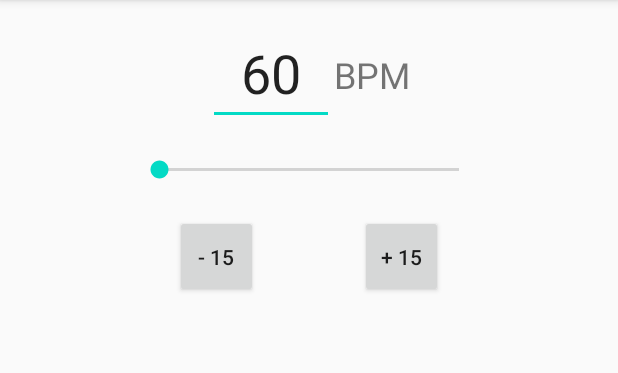
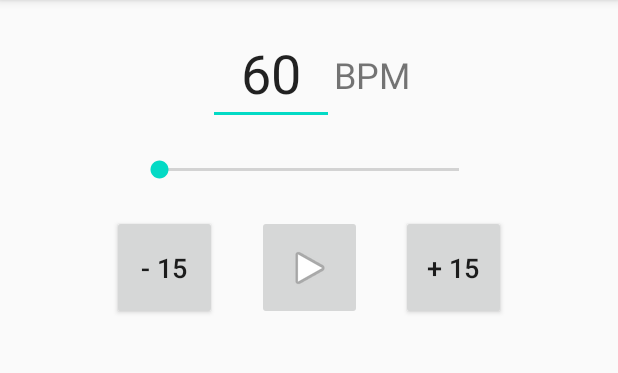
Before and after one commit to Steven-Evans/MetroGnome, an Android app: the screen it shows after launch (MainActivity), on a phone screen of 412 x 824 dp, the part 84-457 px from its top. Run offline under Robolectric (Android 15) with nearby library versions, the phone set to English and light mode, and no system bars.

Commit message:
Add playpause button

```diff
--- a/app/src/main/java/com/example/metrognome/MainActivity.java
+++ b/app/src/main/java/com/example/metrognome/MainActivity.java
@@ -4,17 +4,21 @@ import androidx.appcompat.app.AppCompatActivity;
 
 import android.os.Bundle;
 import android.view.View;
+import android.widget.ImageButton;
 import android.widget.TextView;
+import android.R.drawable;
 
 public class MainActivity extends AppCompatActivity {
     private int BPM = 60;
-    private Metronome metronome = new Metronome(this);
+    private boolean play = false;
+    private Metronome metronome;
 
     @Override
     protected void onCreate(Bundle savedInstanceState) {
         super.onCreate(savedInstanceState);
         setContentView(R.layout.activity_main);
 
+        metronome = new Metronome(this);
         TextView bpmView = (TextView) findViewById(R.id.bpmView);
         bpmView.setText(""+BPM);
     }
@@ -26,4 +30,17 @@ public class MainActivity extends AppCompatActivity {
     public void stepDownBPM(View view) {
 
     }
+
+    public void playPause(View v) {
+        ImageButton button = (ImageButton) v;
+        if(play) {
+            play = false;
+            button.setImageResource(drawable.ic_media_play);
+            metronome.pause();
+        } else {
+            play = true;
+            button.setImageResource(drawable.ic_media_pause);
+            metronome.play();
+        }
+    }
 }
--- a/app/src/main/java/com/example/metrognome/Metronome.java
+++ b/app/src/main/java/com/example/metrognome/Metronome.java
@@ -9,21 +9,11 @@ import java.util.TimerTask;
 
 public class Metronome {
     private int BPM = 60;
+    private Timer timer;
+    private TimerTask clickTask;
 
-    public Metronome(Context context) {
-        play(context);
-    }
-
-    public void increaseBPM(int diff) {
-        BPM += diff;
-    }
-
-    public void decreaseBPM(int diff) {
-        BPM -= diff;
-    }
-
-    private void play(final Context context) {
-        TimerTask clickTask = new TimerTask() {
+    public Metronome(final Context context) {
+        clickTask = new TimerTask() {
             public void run() {
                 final MediaPlayer mp = MediaPlayer.create(context, R.raw.sound1);
                 mp.start();
@@ -35,8 +25,22 @@ public class Metronome {
                 System.out.println("Task performed on " + new Date());
             }
         };
-        Timer timer = new Timer("Timer");
+    }
+
+    public void increaseBPM(int diff) {
+        BPM += diff;
+    }
+
+    public void decreaseBPM(int diff) {
+        BPM -= diff;
+    }
+
+    public void play() {
+        timer = new Timer("Timer");
         timer.scheduleAtFixedRate(clickTask, 0, 60000/BPM);
     }
 
+    public void pause() {
+        timer.cancel();
+    }
 }
--- a/app/src/main/res/layout/activity_main.xml
+++ b/app/src/main/res/layout/activity_main.xml
@@ -48,28 +48,42 @@
 
     <Button
         android:id="@+id/button5"
-        android:layout_width="55dp"
-        android:layout_height="55dp"
+        android:layout_width="70dp"
+        android:layout_height="70dp"
         android:layout_marginStart="48dp"
         android:layout_marginTop="16dp"
         android:onClick="stepDownBPM"
         android:text="@string/step_down"
-        app:layout_constraintEnd_toStartOf="@+id/button6"
+        android:textSize="18sp"
+        app:layout_constraintEnd_toStartOf="@+id/playPauseButton"
         app:layout_constraintHorizontal_bias="0.5"
         app:layout_constraintStart_toStartOf="parent"
         app:layout_constraintTop_toBottomOf="@+id/seekBar2" />
 
     <Button
         android:id="@+id/button6"
-        android:layout_width="55dp"
-        android:layout_height="55dp"
+        android:layout_width="70dp"
+        android:layout_height="70dp"
         android:layout_marginTop="16dp"
         android:layout_marginEnd="48dp"
         android:onClick="stepUpBPM"
         android:text="@string/step_up"
+        android:textSize="18sp"
         app:layout_constraintEnd_toEndOf="parent"
         app:layout_constraintHorizontal_bias="0.5"
-        app:layout_constraintStart_toEndOf="@+id/button5"
+        app:layout_constraintStart_toEndOf="@+id/playPauseButton"
         app:layout_constraintTop_toBottomOf="@+id/seekBar2" />
 
+    <ImageButton
+        android:id="@+id/playPauseButton"
+        android:layout_width="70dp"
+        android:layout_height="70dp"
+        android:layout_marginTop="16dp"
+        android:onClick="playPause"
+        app:layout_constraintEnd_toStartOf="@+id/button6"
+        app:layout_constraintHorizontal_bias="0.5"
+        app:layout_constraintStart_toEndOf="@+id/button5"
+        app:layout_constraintTop_toBottomOf="@+id/seekBar2"
+        app:srcCompat="@android:drawable/ic_media_play" />
+
 </androidx.constraintlayout.widget.ConstraintLayout>
```
